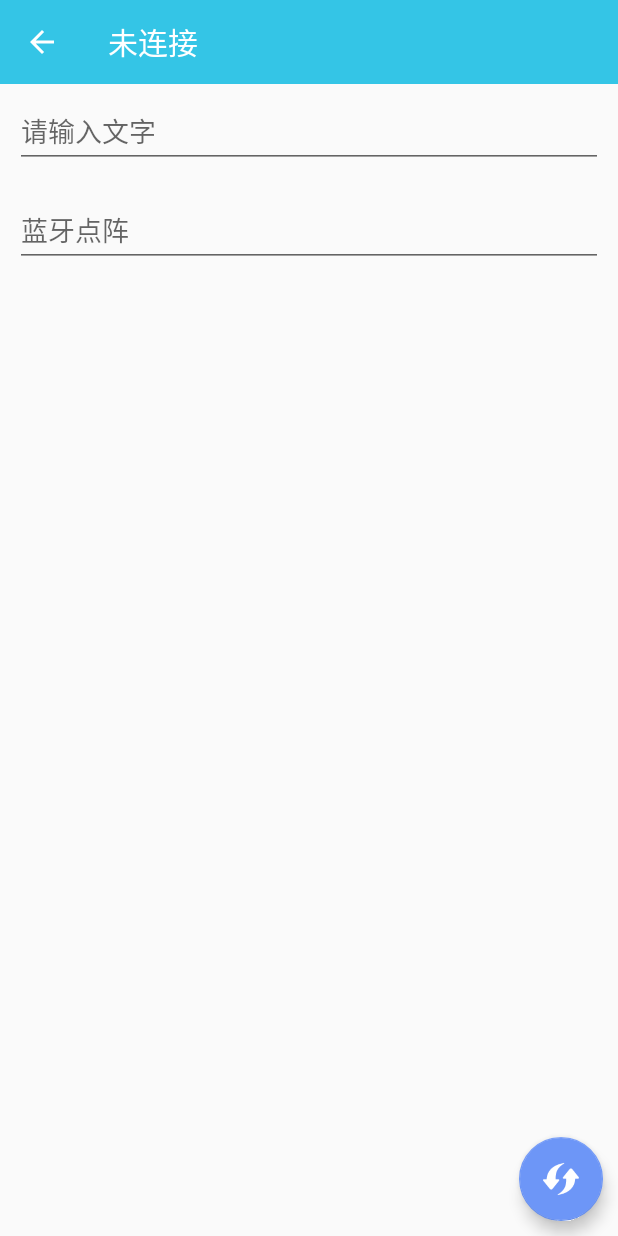
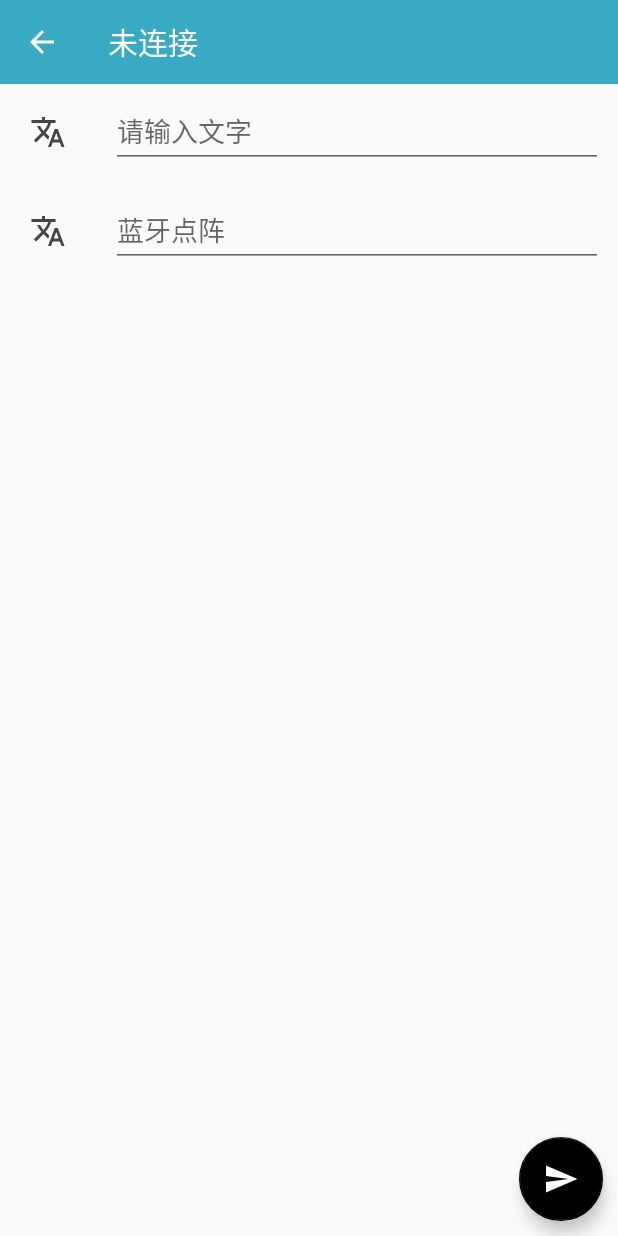
Before and after one commit to icapk/Bluetooth_Led, an Android app: the BluetoothOperateActivity screen opened directly, with no data from a screen before it, on a phone screen of 412 x 824 dp. Run offline under Robolectric (Android 15) with nearby library versions, the phone set to English and light mode, and no system bars; our stand-ins replace ButterKnife; 5 statements that could not run were skipped.

```diff
--- a/app/src/main/AndroidManifest.xml
+++ b/app/src/main/AndroidManifest.xml
@@ -22,7 +22,8 @@
                 <category android:name="android.intent.category.LAUNCHER" />
             </intent-filter>
         </activity>
-        <activity android:name=".BluetoothOperateActivity"></activity>
+        <activity android:name=".BluetoothOperateActivity"
+                  android:windowSoftInputMode="adjustPan"/>
     </application>
 
 </manifest>
--- /dev/null
+++ b/app/src/main/res/drawable/ic_send_white_24dp.xml
@@ -0,0 +1,9 @@
+<vector xmlns:android="http://schemas.android.com/apk/res/android"
+        android:width="24dp"
+        android:height="24dp"
+        android:viewportWidth="24.0"
+        android:viewportHeight="24.0">
+    <path
+        android:fillColor="#ffffff"
+        android:pathData="M2.01,21L23,12 2.01,3 2,10l15,2 -15,2z"/>
+</vector>
--- /dev/null
+++ b/app/src/main/res/drawable/ic_translate_black_24dp.xml
@@ -0,0 +1,9 @@
+<vector xmlns:android="http://schemas.android.com/apk/res/android"
+        android:width="24dp"
+        android:height="24dp"
+        android:viewportWidth="24.0"
+        android:viewportHeight="24.0">
+    <path
+        android:fillColor="#464444"
+        android:pathData="M12.87,15.07l-2.54,-2.51 0.03,-0.03c1.74,-1.94 2.98,-4.17 3.71,-6.53L17,6L17,4h-7L10,2L8,2v2L1,4v1.99h11.17C11.5,7.92 10.44,9.75 9,11.35 8.07,10.32 7.3,9.19 6.69,8h-2c0.73,1.63 1.73,3.17 2.98,4.56l-5.09,5.02L4,19l5,-5 3.11,3.11 0.76,-2.04zM18.5,10h-2L12,22h2l1.12,-3h4.75L21,22h2l-4.5,-12zM15.88,17l1.62,-4.33L19.12,17h-3.24z"/>
+</vector>
--- a/app/src/main/res/layout/activity_bluetooth_operate.xml
+++ b/app/src/main/res/layout/activity_bluetooth_operate.xml
@@ -8,6 +8,10 @@
     android:fitsSystemWindows="true"
     android:focusable="true"
     android:focusableInTouchMode="true">
+
+    <ScrollView
+        android:layout_width="match_parent"
+        android:layout_height="match_parent">
 
         <LinearLayout
             android:layout_width="match_parent"
@@ -20,44 +24,13 @@
                 android:minHeight="?attr/actionBarSize"
                 android:background="?attr/colorPrimary"
                 app:title="@string/title"
-        android:theme="@style/ToolbarTheme"
-
-        >
-
+                android:theme="@style/ToolbarTheme">
             </android.support.v7.widget.Toolbar>
 
-
-
-        <android.support.design.widget.TextInputLayout
-            android:layout_width="match_parent"
-            android:layout_height="wrap_content"
-            >
-
-            <EditText
-                android:layout_width="match_parent"
-                android:layout_height="wrap_content"
-                android:hint="@string/input_content"
-                android:layout_margin="10dp"/>
-
-
-
-        </android.support.design.widget.TextInputLayout>
-
-        <android.support.design.widget.TextInputLayout
-            android:layout_width="match_parent"
-            android:layout_height="wrap_content"
-           >
-            <EditText
-                android:layout_width="match_parent"
-                android:layout_height="wrap_content"
-                android:hint="@string/app_name"
-                android:layout_margin="10dp"/>
-        </android.support.design.widget.TextInputLayout>
-
-
+            <include layout="@layout/operate_layout"/>
 
         </LinearLayout>
-
+    </ScrollView>
 
     <android.support.design.widget.FloatingActionButton
         android:id="@+id/FAB_btn"
@@ -68,9 +41,9 @@
         android:layout_alignParentBottom="true"
         android:layout_alignParentEnd="true"
         android:layout_alignParentRight="true"
-        android:src="@drawable/reflesh"
+        android:src="@drawable/ic_send_white_24dp"
         android:tint="@color/white"
         android:visibility="visible"
-        android:background="#636363"  />
+        app:backgroundTint="@color/black" />
 
 </android.support.design.widget.CoordinatorLayout>
--- /dev/null
+++ b/app/src/main/res/layout/operate_layout.xml
@@ -0,0 +1,52 @@
+<?xml version="1.0" encoding="utf-8"?>
+<LinearLayout xmlns:android="http://schemas.android.com/apk/res/android"
+    android:layout_width="match_parent"
+    android:layout_height="match_parent"
+    android:orientation="vertical">
+
+    <LinearLayout
+        android:layout_width="match_parent"
+        android:layout_height="wrap_content"
+        android:orientation="horizontal">
+
+        <ImageView
+            android:layout_width="wrap_content"
+            android:layout_height="wrap_content"
+            android:src="@drawable/ic_translate_black_24dp"
+            android:layout_margin="20dp"/>
+
+        <android.support.design.widget.TextInputLayout
+            android:layout_width="match_parent"
+            android:layout_height="wrap_content">
+            <EditText
+                android:layout_width="match_parent"
+                android:layout_height="wrap_content"
+                android:hint="@string/input_content"
+                android:layout_margin="10dp"/>
+        </android.support.design.widget.TextInputLayout>
+
+    </LinearLayout>
+    <LinearLayout
+        android:layout_width="match_parent"
+        android:layout_height="wrap_content"
+        android:orientation="horizontal">
+
+        <ImageView
+            android:layout_width="wrap_content"
+            android:layout_height="wrap_content"
+            android:src="@drawable/ic_translate_black_24dp"
+            android:layout_margin="20dp"/>
+        <android.support.design.widget.TextInputLayout
+            android:layout_width="match_parent"
+            android:layout_height="wrap_content"
+            >
+            <EditText
+                android:layout_width="match_parent"
+                android:layout_height="wrap_content"
+                android:hint="@string/app_name"
+                android:layout_margin="10dp"/>
+        </android.support.design.widget.TextInputLayout>
+
+    </LinearLayout>
+
+</LinearLayout>
--- a/app/src/main/res/values/colors.xml
+++ b/app/src/main/res/values/colors.xml
@@ -1,7 +1,7 @@
 <?xml version="1.0" encoding="utf-8"?>
 <resources>
-    <color name="colorPrimary">#34c5e6</color>
-    <color name="colorPrimaryDark">#39aac4</color>
+    <color name="colorPrimary">#39aac4</color>
+    <color name="colorPrimaryDark">#8bd1e1</color>
     <color name="colorAccent">#6d96f7</color>
 
     <color name="white">#ffffff</color>
```
Also changed, not shown: app/src/main/java/com/icapk/bluetooth/MainActivity.java (+11 -30 lines). Lines whose indentation alone changed are shown as unchanged.
